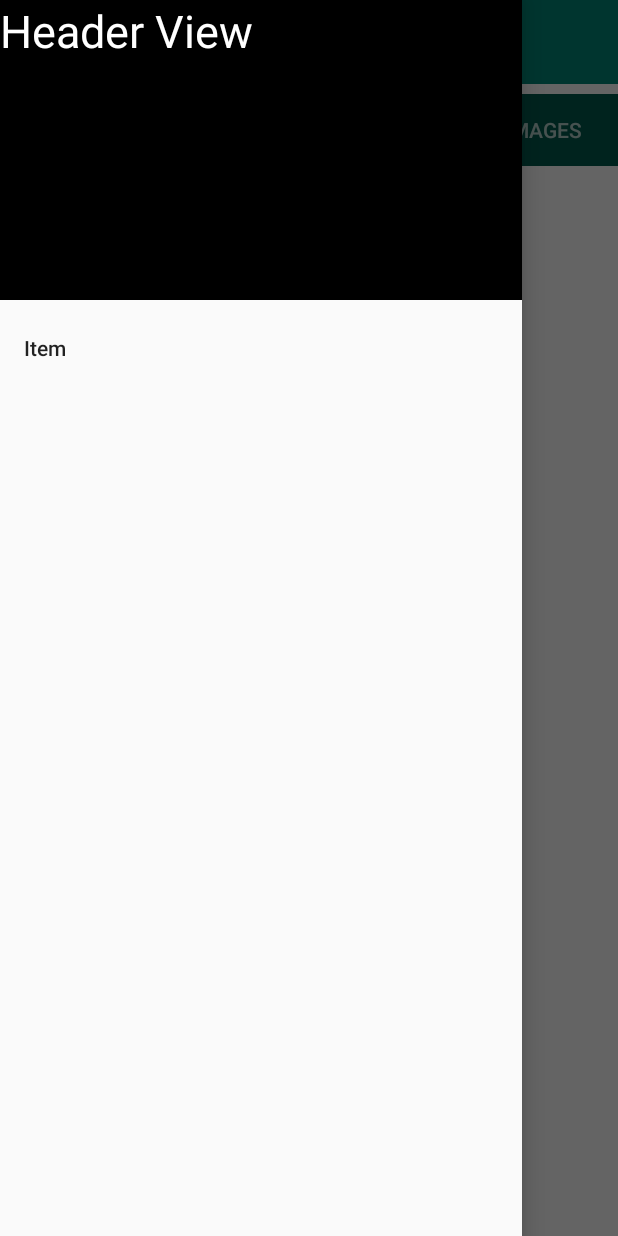
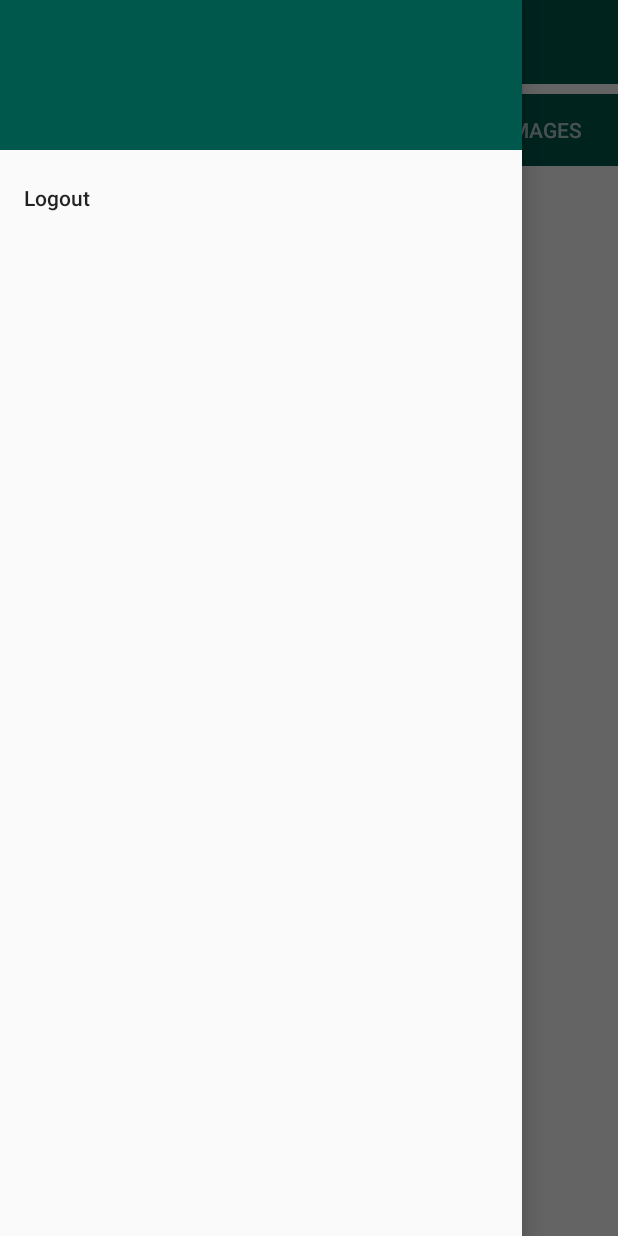
Before and after one commit to JasvirDeol/TeamWorks, an Android app: the HomeActivity screen opened directly, with no data from a screen before it, with the side drawer open, on a phone screen of 412 x 824 dp. Run offline under Robolectric (Android 15) with nearby library versions, the phone set to English and light mode, and no system bars.

```diff
--- a/app/src/main/java/com/example/teamworks/HomeActivity.java
+++ b/app/src/main/java/com/example/teamworks/HomeActivity.java
@@ -1,18 +1,25 @@
 package com.example.teamworks;
 
+import androidx.annotation.NonNull;
 import androidx.appcompat.app.ActionBarDrawerToggle;
 import androidx.appcompat.app.AppCompatActivity;
 import androidx.appcompat.widget.Toolbar;
+import androidx.core.view.GravityCompat;
 import androidx.drawerlayout.widget.DrawerLayout;
 import androidx.viewpager.widget.ViewPager;
 
+import android.content.Intent;
 import android.os.Bundle;
+import android.view.Gravity;
+import android.view.MenuItem;
+import android.view.View;
+import android.widget.TextView;
 
 import com.google.android.material.navigation.NavigationView;
 import com.google.android.material.tabs.TabItem;
 import com.google.android.material.tabs.TabLayout;
 
-public class HomeActivity extends AppCompatActivity {
+public class HomeActivity extends AppCompatActivity implements NavigationView.OnNavigationItemSelectedListener{
     DrawerLayout drawerLayout;
     ActionBarDrawerToggle toggle;
     NavigationView navigationView;
@@ -20,7 +27,7 @@ public class HomeActivity extends AppCompatActivity {
     TabLayout mTabLayout;
     TabItem firstItem,secondItem,thirdItem;
         PagerAdapter adapter;
-
+   TextView tv1;
 
     @Override
     protected void onCreate(Bundle savedInstanceState) {
@@ -30,7 +37,10 @@ public class HomeActivity extends AppCompatActivity {
         setSupportActionBar(toolbar);
         drawerLayout=findViewById(R.id.drawer);
         navigationView=findViewById(R.id.nav_view);
-
+        navigationView.setNavigationItemSelectedListener(this);
+        View header_view=navigationView.getHeaderView(0);
+        tv1=header_view.findViewById(R.id.textView);
+        tv1.setText(getIntent().getStringExtra("emailid"));
         pager=findViewById(R.id.viewpager);
         mTabLayout=findViewById(R.id.tabLayout2);
         firstItem=findViewById(R.id.firstitem);
@@ -62,4 +72,14 @@ public class HomeActivity extends AppCompatActivity {
         pager.addOnPageChangeListener(new TabLayout.TabLayoutOnPageChangeListener(mTabLayout ));
 
     }
+
+    @Override
+    public boolean onNavigationItemSelected(@NonNull MenuItem menuItem) {
+        drawerLayout.closeDrawer(GravityCompat.START);
+        if(menuItem.getItemId()==R.id.menuitem)
+        {
+            startActivity(new Intent(HomeActivity.this,MainActivity.class));
+        }
+        return false;
+    }
 }
--- a/app/src/main/java/com/example/teamworks/SignIn.java
+++ b/app/src/main/java/com/example/teamworks/SignIn.java
@@ -34,8 +34,9 @@ public class SignIn extends AppCompatActivity {
                     do {
                             if(c.getString(c.getColumnIndex("emailid")).equals(emailid) && c.getString(c.getColumnIndex("password")).equals(password))
                             {
-                                Toast.makeText(SignIn.this, "valid", Toast.LENGTH_SHORT).show();
-                                startActivity(new Intent(SignIn.this,HomeActivity.class));
+                                Intent in=new Intent(SignIn.this,HomeActivity.class);
+                                in.putExtra("emailid",emailid);
+                                startActivity(in);
                                 found=1;
                                 break;
                             }
--- a/app/src/main/res/layout/content_main.xml
+++ b/app/src/main/res/layout/content_main.xml
@@ -11,7 +11,7 @@
         android:id="@+id/toolbar3"
         android:layout_width="0dp"
         android:layout_height="wrap_content"
-        android:background="?attr/colorPrimary"
+        android:background="@color/colorPrimaryDark"
         android:minHeight="?attr/actionBarSize"
         android:theme="@style/ThemeOverlay.AppCompat.Dark"
         app:layout_constraintBottom_toBottomOf="parent"
@@ -19,8 +19,7 @@
         app:layout_constraintHorizontal_bias="0.0"
         app:layout_constraintStart_toStartOf="parent"
         app:layout_constraintTop_toTopOf="parent"
-        app:layout_constraintVertical_bias="0.0"
-        />
+        app:layout_constraintVertical_bias="0.0" />
 
     <com.google.android.material.tabs.TabLayout
         android:id="@+id/tabLayout2"
--- a/app/src/main/res/layout/nav_header.xml
+++ b/app/src/main/res/layout/nav_header.xml
@@ -1,8 +1,8 @@
 <?xml version="1.0" encoding="utf-8"?>
 <LinearLayout xmlns:android="http://schemas.android.com/apk/res/android"
     android:layout_width="match_parent"
-    android:layout_height="200dp"
-    android:background="@android:color/background_dark"
+    android:layout_height="100dp"
+    android:background="@color/colorPrimaryDark"
     android:orientation="vertical">
 
     <TextView
--- a/app/src/main/res/menu/nav_menu.xml
+++ b/app/src/main/res/menu/nav_menu.xml
@@ -3,5 +3,5 @@
 
     <item
         android:id="@+id/menuitem"
-        android:title="Item" />
+        android:title="Logout" />
 </menu>
```
